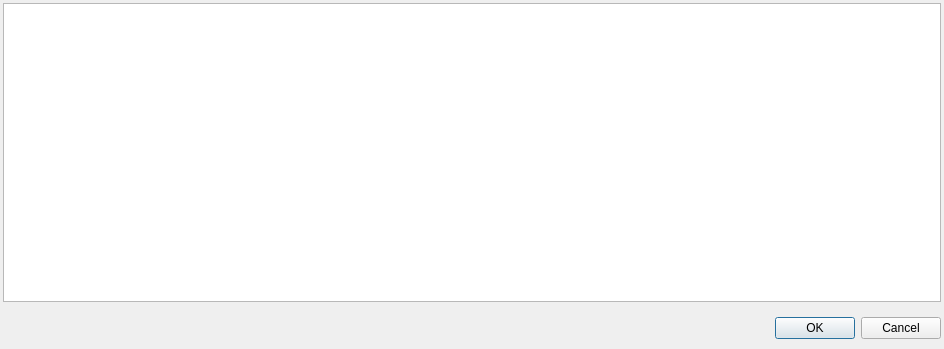
This is Ui/FormSearch.ui in golden7602/zion as Qt 5 draws it before an edit. The edited form follows.
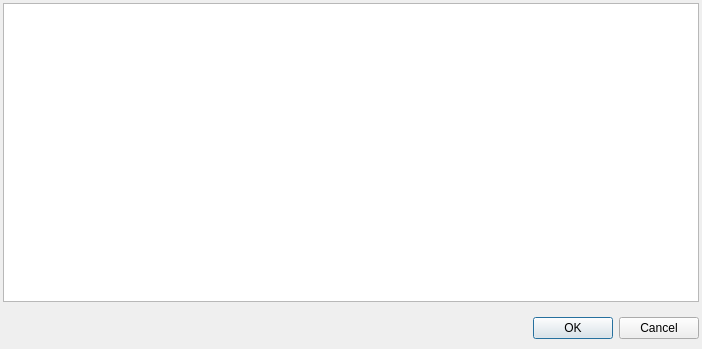
This is the edited form.

Diff of the .ui file:
```diff
--- a/Ui/FormSearch.ui
+++ b/Ui/FormSearch.ui
@@ -6,10 +6,22 @@
    <rect>
     <x>0</x>
     <y>0</y>
-    <width>944</width>
+    <width>702</width>
     <height>349</height>
    </rect>
   </property>
+  <property name="minimumSize">
+   <size>
+    <width>0</width>
+    <height>0</height>
+   </size>
+  </property>
+  <property name="maximumSize">
+   <size>
+    <width>16777215</width>
+    <height>16777215</height>
+   </size>
+  </property>
   <property name="font">
    <font>
     <family>Arial</family>
```
